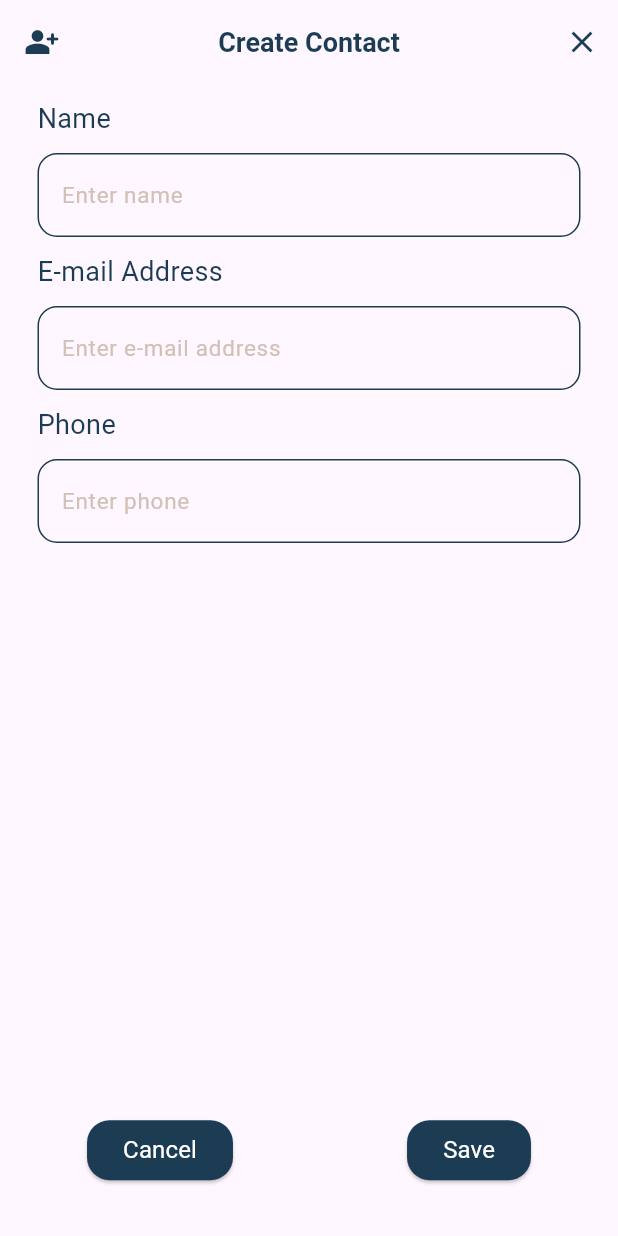
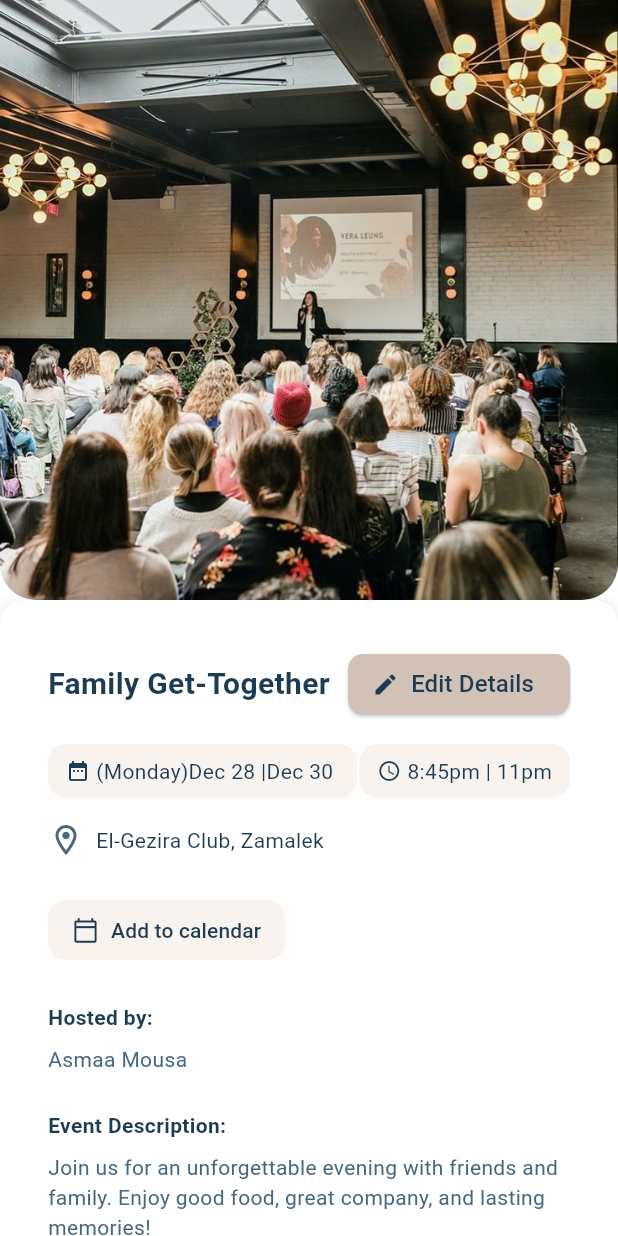
Before and after one commit to ITIFinalProject/final-project-mobile, a Flutter app: the EventDetailsView screen opened by its route, scrolled down 117 dp, after a tap on "Next: Preview", on a phone screen of 412 x 824 dp. Run offline on Flutter 3.47's test engine with Material 3 defaults, Android fonts, the phone set to English and light mode, and no system bars; our stand-ins replace curved_navigation_bar, firebase_auth, firebase_core, image_picker, smooth_page_indicator, table_calendar; accounts and stored records are empty; generated files the repository leaves out were written again.

Commit message:
pull from dev

```diff
--- a/lib/core/routes.dart
+++ b/lib/core/routes.dart
@@ -1,6 +1,7 @@
 import 'package:eventify_app/features/add_event/add_event_view.dart';
 import 'package:eventify_app/features/add_event/create_contact.dart';
 import 'package:eventify_app/features/add_event/event_details_view.dart';
+import 'package:eventify_app/features/add_event/evevnt_preview.dart';
 import 'package:eventify_app/features/auth/login.dart';
 import 'package:eventify_app/features/auth/register.dart';
 import 'package:eventify_app/features/layout/layout.dart';
@@ -19,6 +20,7 @@ class AppRoutes {
   static const String eventDetails = '/event_details';
   static const String createContacts = '/create_contact';
 static const String editProfile = "/edit_profile";
+static const String EventPreview= "/event_preview";
   static final routes = <String, WidgetBuilder>{
     splash: (context) => SplashScreen(),
     layout: (context) => LayoutView(),
@@ -29,5 +31,6 @@ static const String editProfile = "/edit_profile";
     eventDetails: (context) => EventDetailsView(),
     createContacts: (context) => CreateContact(),
     editProfile: (context) => EditProfile(),
+    EventPreview: (context) => const EventPreviewPage(),
   };
 }
--- a/lib/features/add_event/event_details_view.dart
+++ b/lib/features/add_event/event_details_view.dart
@@ -221,7 +221,8 @@ class _EventDetailsViewState extends State<EventDetailsView> {
               Padding(
                 padding: const EdgeInsets.all(15),
                 child: CustomElevatedButton(onPressed: () {
-                  Navigator.pushNamed(context, AppRoutes.createContacts);
+                  Navigator.pushNamed(context, AppRoutes.EventPreview
+                  );
                 }, title: ('Next: Preview')),
               ),
             ],
--- /dev/null
+++ b/lib/features/add_event/evevnt_preview.dart
@@ -0,0 +1,464 @@
+// import 'package:eventify_app/core/routes.dart';
+// import 'package:eventify_app/core/theme.dart';
+// import 'package:eventify_app/features/add_event/widgets/custom_text.dart';
+// import 'package:flutter/material.dart';
+// import 'package:flutter/services.dart';
+
+// class EventPreviewPage extends StatelessWidget {
+//   const EventPreviewPage({super.key});
+
+//   @override
+//   Widget build(BuildContext context) {
+//     return Scaffold(
+//       appBar: AppBar(
+//         leading: const BackButton(),
+//         title: const Text("3 of 5: Preview"),
+//         centerTitle: true,
+//       ),
+//       body: SingleChildScrollView(
+//         padding: const EdgeInsets.all(16.0),
+//         child: Column(
+//           crossAxisAlignment: CrossAxisAlignment.start,
+//           children: [
+//             Container(
+//               height: 400,
+//               width: double.infinity,
+//               decoration: BoxDecoration(
+//                 borderRadius: BorderRadius.circular(12),
+//                 boxShadow: [
+//                   BoxShadow(
+//                     color: Colors.black12,
+//                     blurRadius: 6,
+//                     offset: Offset(0, 2),
+//                   ),
+//                 ],
+//                 image: const DecorationImage(
+//                   image: AssetImage("assets/images/page2.jpg"),
+//                   fit: BoxFit.cover,
+//                 ),
+//               ),
+//             ),
+
+//             const SizedBox(height: 12),
+//             Align(
+//               alignment: Alignment.centerRight,
+//               child: ElevatedButton.icon(
+//                 onPressed: () {
+//                   Navigator.pushNamed(context, AppRoutes.eventDetails);
+//                 },
+//                 icon: const Icon(Icons.edit, color: ThemeManager.primaryColor),
+//                 label: const Text(
+//                   "Edit Details",
+//                   style: TextStyle(
+//                     fontSize: 16,
+//                     color: ThemeManager.primaryColor,
+//                   ),
+//                 ),
+//                 style: ElevatedButton.styleFrom(
+//                   backgroundColor: ThemeManager.darkPinkColor,
+//                   shape: RoundedRectangleBorder(
+//                     borderRadius: BorderRadius.circular(10),
+//                   ),
+//                 ),
+//               ),
+//             ),
+
+//             const SizedBox(height: 16),
+//             const Text(
+//               "Family Get-Together",
+//               style: TextStyle(
+//                 fontSize: 22,
+//                 fontWeight: FontWeight.bold,
+//                 color: ThemeManager.primaryColor,
+//               ),
+//             ),
+
+//             const SizedBox(height: 8),
+//             Row(
+//               children: const [
+//                 Icon(
+//                   Icons.calendar_today_outlined,
+//                   size: 16,
+//                   color: ThemeManager.secondaryColor,
+//                 ),
+//                 SizedBox(width: 6),
+//                 Text(
+//                   "Wednesday, 6 Dec 2023 | 3:30 pm - 5:00 pm",
+//                   style: TextStyle(color: ThemeManager.secondaryColor),
+//                 ),
+//               ],
+//             ),
+
+//             const SizedBox(height: 4),
+
+//             TextButton.icon(
+//               onPressed: () {},
+//               icon: const Icon(
+//                 Icons.calendar_today,
+//                 size: 18,
+//                 color: ThemeManager.primaryColor,
+//               ),
+//               label: const Text(
+//                 "Add to Calendar",
+//                 style: TextStyle(color: ThemeManager.primaryColor),
+//               ),
+//             ),
+
+//             const SizedBox(height: 8),
+
+//             Row(
+//               crossAxisAlignment: CrossAxisAlignment.start,
+//               children: const [
+//                 Icon(
+//                   Icons.location_on_outlined,
+//                   size: 20,
+//                   color: ThemeManager.secondaryColor,
+//                 ),
+//                 SizedBox(width: 6),
+//                 Expanded(
+//                   child: Text(
+//                     "AB7, Valar Kottai, Near Lathiya Auditorium, Vennadu, North, Kerala-682013",
+//                     style: TextStyle(color: ThemeManager.secondaryColor),
+//                   ),
+//                 ),
+//               ],
+//             ),
+
+//             const SizedBox(height: 30),
+
+//             Row(
+//               children: const [
+//                 Icon(
+//                   Icons.person_outline,
+//                   color: ThemeManager.primaryColor,
+//                   size: 20,
+//                 ),
+//                 SizedBox(width: 6),
+//                 Text(
+//                   "Hosted By",
+//                   style: TextStyle(
+//                     fontWeight: FontWeight.bold,
+//                     color: ThemeManager.primaryColor,
+//                     fontSize: 18,
+//                   ),
+//                 ),
+//               ],
+//             ),
+
+//             const SizedBox(height: 4),
+//             const Text(
+//               "Dylan Thomas",
+//               style: TextStyle(color: ThemeManager.secondaryColor),
+//             ),
+
+//             const SizedBox(height: 20),
+//             const Text(
+//               "Event Description",
+//               style: TextStyle(
+//                 fontWeight: FontWeight.bold,
+//                 color: ThemeManager.primaryColor,
+//                 fontSize: 18,
+//               ),
+//             ),
+//             const SizedBox(height: 4),
+//             const Text(
+//               "Join us for a joyful celebration of faith, family, and fellowship at our annual Parish Feast Family Get-Together! Let us spend quality time with each other and create warm memories that will last a lifetime.",
+//               style: TextStyle(color: ThemeManager.secondaryColor),
+//             ),
+
+//             const SizedBox(height: 20),
+//             const Text(
+//               "Guest List",
+//               style: TextStyle(
+//                 fontWeight: FontWeight.bold,
+//                 color: ThemeManager.primaryColor,
+//               ),
+//             ),
+//             const SizedBox(height: 8),
+//             Container(
+//               decoration: BoxDecoration(
+//                 color: ThemeManager.lightPinkColor,
+//                 borderRadius: BorderRadius.circular(12),
+//                 boxShadow: [
+//                   BoxShadow(
+//                     color: Colors.black12,
+//                     blurRadius: 6,
+//                     offset: Offset(0, 2),
+//                   ),
+//                 ],
+//               ),
+
+//               child: const Column(
+//                 children: [
+//                   ListTile(
+//                     title: Text(
+//                       "Guest Name",
+//                       style: TextStyle(color: ThemeManager.primaryColor),
+//                     ),
+//                     trailing: Text(
+//                       "1 Guest",
+//                       style: TextStyle(color: ThemeManager.secondaryColor),
+//                     ),
+//                   ),
+//                   Divider(height: 1),
+//                   ListTile(
+//                     title: Text(
+//                       "Guest Name",
+//                       style: TextStyle(color: ThemeManager.primaryColor),
+//                     ),
+//                     trailing: Text(
+//                       "2 Guests",
+//                       style: TextStyle(color: ThemeManager.secondaryColor),
+//                     ),
+//                   ),
+//                 ],
+//               ),
+//             ),
+
+//             const SizedBox(height: 24),
+//             SizedBox(
+//               width: double.infinity,
+//               child: CustomElevatedButton(
+//                 onPressed: () {
+//                   HapticFeedback.lightImpact();
+//                   Navigator.pushNamed(context, AppRoutes.createContacts);
+//                 },
+//                 title: "Next: Add Guests",
+//               ),
+//             ),
+//           ],
+//         ),
+//       ),
+//     );
+//   }
+// }
+
+import 'package:eventify_app/core/routes.dart';
+import 'package:eventify_app/core/theme.dart';
+import 'package:flutter/material.dart';
+
+class EventPreviewPage extends StatelessWidget {
+  const EventPreviewPage({super.key});
+
+  @override
+  Widget build(BuildContext context) {
+    return Scaffold(
+      backgroundColor: Colors.white,
+      body: SingleChildScrollView(
+        child: Column(
+          crossAxisAlignment: CrossAxisAlignment.start,
+          children: [
+            ClipRRect(
+              borderRadius: const BorderRadius.only(
+                bottomLeft: Radius.circular(24),
+                bottomRight: Radius.circular(24),
+              ),
+              child: Image.asset(
+                'assets/images/page2.jpg',
+                height: 400,
+                width: double.infinity,
+                fit: BoxFit.cover,
+              ),
+            ),
+
+            Container(
+              padding: const EdgeInsets.all(16),
+              decoration: BoxDecoration(
+                color: Colors.white,
+                borderRadius: BorderRadius.circular(16),
+                boxShadow: [
+                  BoxShadow(
+                    color: Colors.black12,
+                    blurRadius: 8,
+                    offset: Offset(0, 2),
+                  ),
+                ],
+              ),
+              child: Padding(
+                padding: const EdgeInsets.all(16.0),
+                child: Column(
+                  crossAxisAlignment: CrossAxisAlignment.start,
+                  children: [
+                    Row(
+                      mainAxisAlignment: MainAxisAlignment.spaceBetween,
+                      children: [
+                        const Text(
+                          "Family Get-Together",
+                          style: TextStyle(
+                            fontSize: 20,
+                            fontWeight: FontWeight.bold,
+                            color: Color(0xff1b3c53),
+                          ),
+                        ),
+                        ElevatedButton.icon(
+                          onPressed: () {
+                            Navigator.pushNamed(context, AppRoutes.eventDetails);
+                          },
+                          icon: const Icon(
+                            Icons.edit,
+                            color: ThemeManager.primaryColor,
+                          ),
+                          label: const Text(
+                            "Edit Details",
+                            style: TextStyle(
+                              fontSize: 16,
+                              color: ThemeManager.primaryColor,
+                            ),
+                          ),
+                          style: ElevatedButton.styleFrom(
+                            backgroundColor: ThemeManager.darkPinkColor,
+                            shape: RoundedRectangleBorder(
+                              borderRadius: BorderRadius.circular(10),
+                            ),
+                          ),
+                        ),
+                      ],
+                    ),
+
+                    const SizedBox(height: 16),
+
+                    Row(
+                      mainAxisAlignment: MainAxisAlignment.spaceBetween,
+                      children: [
+                         _InfoBox(icon: Icons.date_range, label: "(Monday)Dec 28 |Dec 30 "),
+                        _InfoBox(icon: Icons.access_time, label: "8:45pm | 11pm"),
+
+                      ],
+                    ),
+
+                    const SizedBox(height: 16),
+
+                      Row(
+                      children: const [
+                        Icon(
+                          Icons.location_on_outlined,
+                          color: ThemeManager.secondaryColor,
+                        ),
+                        SizedBox(width: 8),
+                        Text(
+                          "El-Gezira Club, Zamalek",
+                          style: TextStyle(
+                            fontSize: 14,
+                            color: Color(0xff1b3c53),
+                          ),
+                        ),
+                      ],
+                    ),
+
+
+
+                    const SizedBox(height: 24),
+
+                  TextButton.icon(
+                      onPressed: () {},
+                      icon: const Icon(Icons.calendar_today_outlined, size: 18,color: ThemeManager.primaryColor,),
+                      label: const Text("Add to calendar"),
+                      style: TextButton.styleFrom(
+                        foregroundColor: ThemeManager.primaryColor,
+                        backgroundColor: ThemeManager.lightPinkColor,
+                        shape: RoundedRectangleBorder(
+                          borderRadius: BorderRadius.circular(12),
+                        ),
+                        padding: const EdgeInsets.symmetric(
+                          horizontal: 16,
+                          vertical: 8,
+                        ),
+                      ),
+                    ),
+
+                    const SizedBox(height: 24),
+
+                    const Text(
+                      "Hosted by:",
+                      style: TextStyle(fontWeight: FontWeight.bold,color: ThemeManager.primaryColor),
+                    ),
+                    const SizedBox(height: 8),
+                    const Text("Asmaa Mousa",style: TextStyle(color: ThemeManager.secondaryColor),),
+
+                    const SizedBox(height: 24),
+
+                    const Text(
+                      "Event Description:",
+                      style: TextStyle(fontWeight: FontWeight.bold, color: ThemeManager.primaryColor),
+                    ),
+                    const SizedBox(height: 8),
+                    const Text(
+                      "Join us for an unforgettable evening with friends and family. Enjoy good food, great company, and lasting memories!",
+                      style: TextStyle(fontSize: 14,
+                      color: ThemeManager.secondaryColor
+                      ),
+                    ),
+
+                    const SizedBox(height: 24),
+
+                    const Text(
+                      "Guest List:",
+                      style: TextStyle(fontWeight: FontWeight.bold,
+                      color: ThemeManager.primaryColor
+                      ),
+                    ),
+                    const SizedBox(height: 12),
+
+                    Row(
+                      children: const [
+                        CircleAvatar(child: Text("A")),
+                        SizedBox(width: 8),
+                        CircleAvatar(child: Text("B")),
+                        SizedBox(width: 8),
+                        CircleAvatar(child: Text("C")),
+                        SizedBox(width: 8),
+                        CircleAvatar(child: Text("+9")),
+                      ],
+                    ),
+
+                    const SizedBox(height: 32),
+
+                    SizedBox(
+                     width: double.infinity,
+                      child: ElevatedButton.icon(
+                        onPressed: () {
+                          Navigator.pushNamed(context, AppRoutes.createContacts);
+                        },
+                        icon: const Icon(Icons.group_add, color: ThemeManager.lightPinkColor),
+                        label: const Text("Invite Guests"),
+                        style: ElevatedButton.styleFrom(
+                          backgroundColor: ThemeManager.primaryColor,
+                          foregroundColor:ThemeManager.lightPinkColor ,
+                          shape: RoundedRectangleBorder(
+                            borderRadius: BorderRadius.circular(30),
+
+                          ),
+
+
+                        ),
+                      ),
+                    ),
+                  ],
+                ),
+              ),
+            ),
+
+            const SizedBox(height: 24),
+          ],
+        ),
+      ),
+    );
+  }
+}
+
+Widget _InfoBox({required IconData icon, required String label}) {
+  return Container(
+    padding: const EdgeInsets.symmetric(horizontal: 12, vertical: 8),
+    decoration: BoxDecoration(
+      color: Color(0xfff9f3ef),
+      borderRadius: BorderRadius.circular(12),
+    ),
+    child: Row(
+      children: [
+        Icon(icon, size: 16, color:ThemeManager.primaryColor),
+        const SizedBox(width: 4),
+        Text(label, style: const TextStyle(color:ThemeManager.primaryColor)),
+      ],
+    ),
+  );
+}
--- a/lib/features/profile/edit_profile.dart
+++ b/lib/features/profile/edit_profile.dart
@@ -134,7 +134,7 @@ class _EditProfileState extends State<EditProfile> {
             ),
             CustomTextFIeld(
               lable: "Password",
-              icon: Icons.password,xtFieldController: passController,
+              icon: Icons.password,textFieldController: passController,
             ),
             CustomTextFIeld(
               lable: "Address",
```
